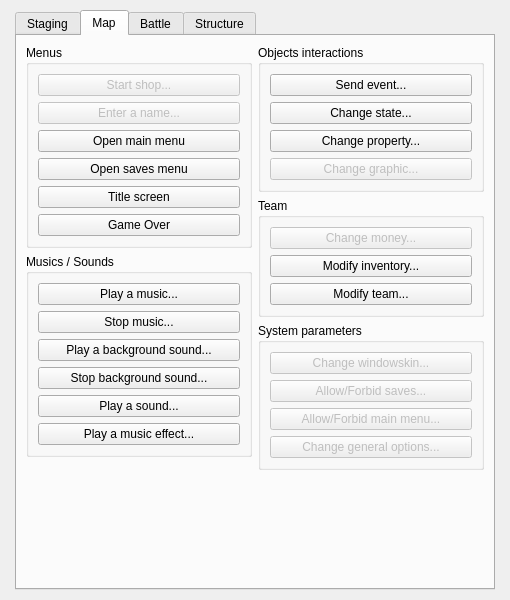
Before: the Qt Designer form Editor/Dialogs/dialogcommands.ui in RPG-Paper-Maker/RPG-Paper-Maker, drawn with Qt 5.
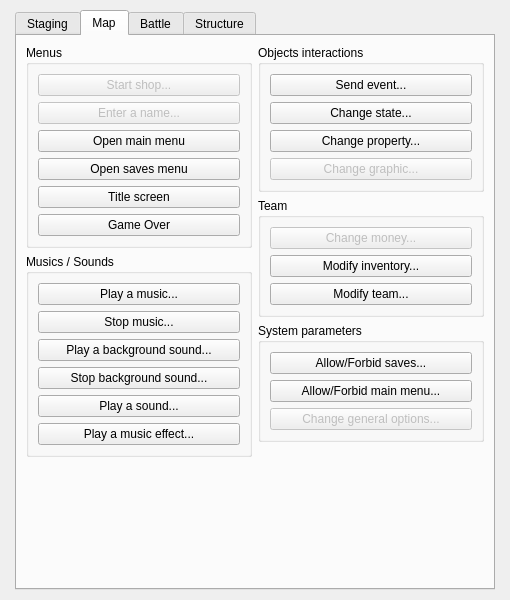
After: the same form once the commit is applied. The open tabs and pages were chosen to show the change.

What changed in the file:
```diff
--- a/Editor/Dialogs/dialogcommands.ui
+++ b/Editor/Dialogs/dialogcommands.ui
@@ -602,20 +602,10 @@
              <layout class="QGridLayout" name="gridLayout_27">
               <item row="0" column="0">
                <layout class="QVBoxLayout" name="verticalLayout_30">
-                <item>
-                 <widget class="QPushButton" name="pushButtonChangeWindowSkin">
-                  <property name="enabled">
-                   <bool>false</bool>
-                  </property>
-                  <property name="text">
-                   <string>Change windowskin...</string>
-                  </property>
-                 </widget>
-                </item>
                 <item>
                  <widget class="QPushButton" name="pushButtonAllowForbidSaves">
                   <property name="enabled">
-                   <bool>false</bool>
+                   <bool>true</bool>
                   </property>
                   <property name="text">
                    <string>Allow/Forbid saves...</string>
@@ -625,7 +615,7 @@
                 <item>
                  <widget class="QPushButton" name="pushButtonAllowForbidMainMenu">
                   <property name="enabled">
-                   <bool>false</bool>
+                   <bool>true</bool>
                   </property>
                   <property name="text">
                    <string>Allow/Forbid main menu...</string>
```
Left out of the diff: 2 changed lines with no effect on the pictures.
